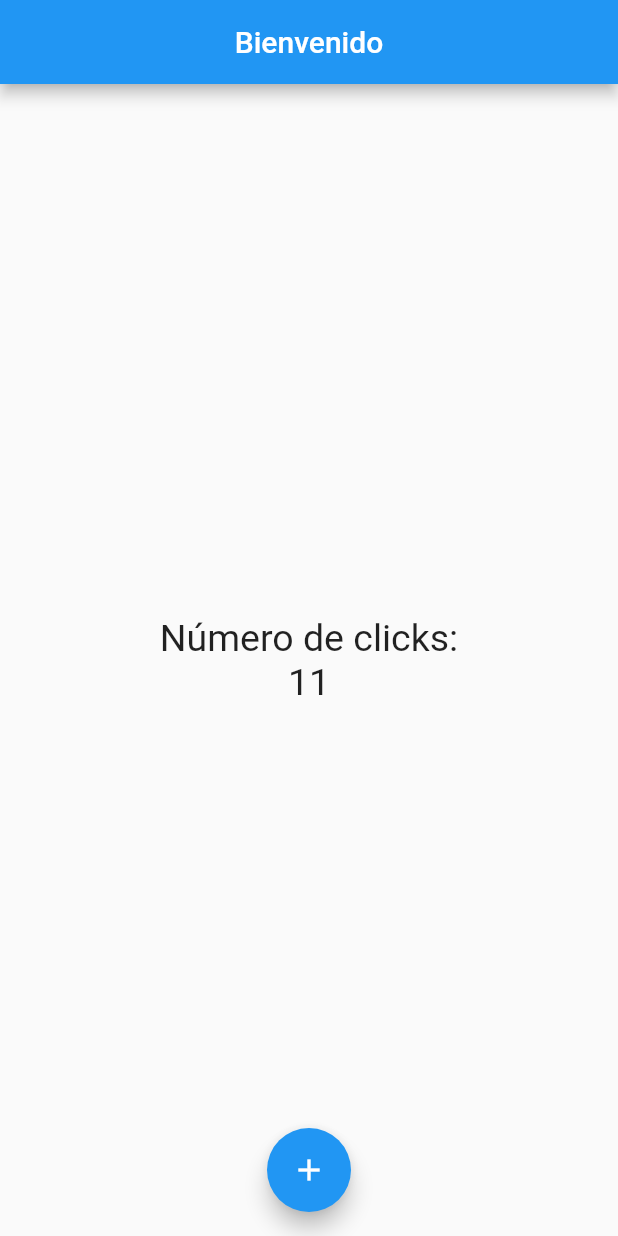
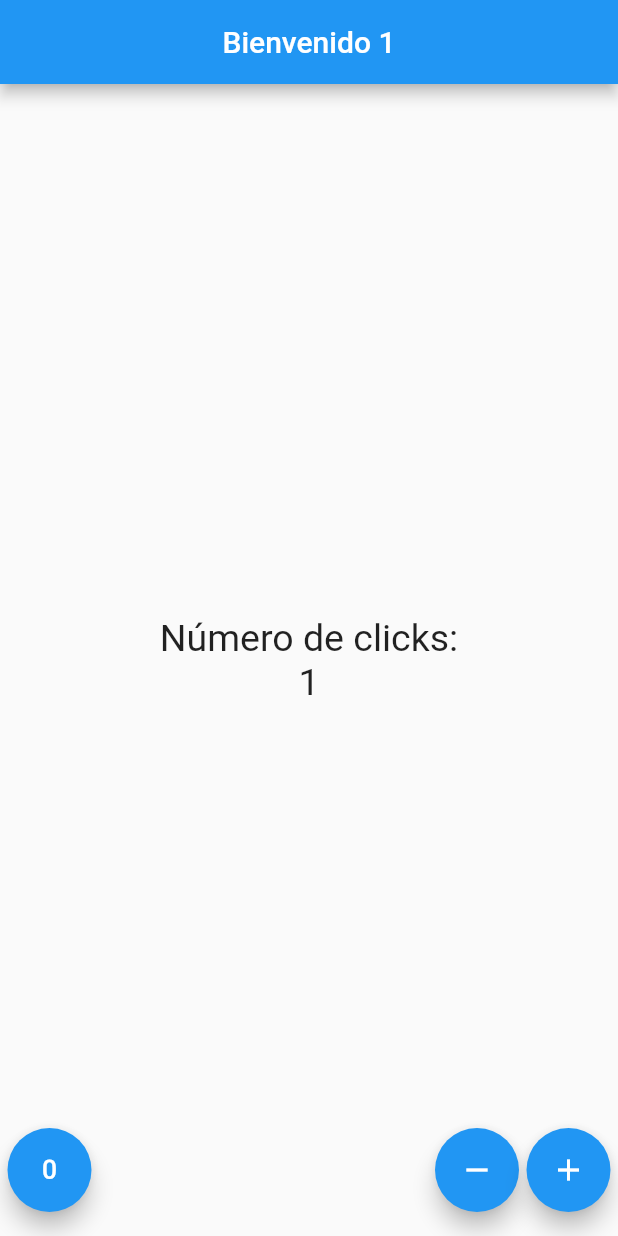
Before and after one commit to macor003/Flutter, a Flutter app: the screen it shows after launch, after a tap on the "add" icon, on a phone screen of 412 x 824 dp. Run offline on Flutter 3.47's test engine with Material 2 defaults, Android fonts, the phone set to English and light mode, and no system bars.

Commit message:
Se finaliza practica de contador con tres botones

```diff
--- a/Section-5/contador/lib/src/app.dart
+++ b/Section-5/contador/lib/src/app.dart
@@ -1,12 +1,13 @@
 import 'package:contador/src/pages/contador_page.dart';
 import 'package:flutter/material.dart';
 
-import 'package:contador/src/pages/home_page.dart';
+//import 'package:contador/src/pages/home_page.dart';
 
 class MyApp extends StatelessWidget {
   @override
   Widget build(BuildContext context) {
     return MaterialApp(
+      debugShowCheckedModeBanner: false,
       home: Center(
         child: ContadorPage(),
       ),
--- a/Section-5/contador/lib/src/pages/contador_page.dart
+++ b/Section-5/contador/lib/src/pages/contador_page.dart
@@ -8,13 +8,13 @@ class ContadorPage extends StatefulWidget {
 class _ContadorPageState extends State {
   final _estiloTexto = new TextStyle(fontSize: 25);
 
-  int _conteo = 10;
+  int _conteo = 0;
 
   @override
   Widget build(BuildContext context) {
     return Scaffold(
       appBar: AppBar(
-        title: Text('Bienvenido'),
+        title: Text('Bienvenido $_conteo'),
         centerTitle: true,
       ),
       body: Center(
@@ -31,17 +31,58 @@ class _ContadorPageState extends State {
           ),
         ],
       )),
-      floatingActionButton: FloatingActionButton(
-        child: Icon(Icons.add),
-        onPressed: () {
-          _conteo++;
-          print('$_conteo');
-          setState(() {
-
-          });
-        },
-      ),
+      floatingActionButton: _crearBotones(),
       floatingActionButtonLocation: FloatingActionButtonLocation.centerFloat,
     );
   }
+
+  Widget _crearBotones() {
+    return Row(
+      mainAxisAlignment: MainAxisAlignment.end,
+      children: <Widget>[
+        SizedBox(
+          width: 5.0,
+        ),
+        FloatingActionButton(
+          child: Icon(Icons.exposure_zero),
+          onPressed: _resetear,
+        ),
+        Expanded(
+            child: SizedBox(
+          width: 5.0,
+        )),
+        FloatingActionButton(
+          child: Icon(Icons.remove),
+          onPressed: _restar,
+        ),
+        SizedBox(
+          width: 5.0,
+        ),
+        FloatingActionButton(
+          child: Icon(Icons.add),
+          onPressed: _agregar,
+        ),
+        SizedBox(
+          width: 5.0,
+        )
+      ],
+    );
+  }
+
+  void _agregar() {
+    setState(() => _conteo++);
+  }
+
+  void _restar() {
+    if (_conteo > 0) {
+      _conteo--;
+    } else {
+      _conteo = _conteo;
+    }
+    setState(() {});
+  }
+
+  void _resetear() {
+    setState(() => _conteo = 0);
+  }
 }
```
